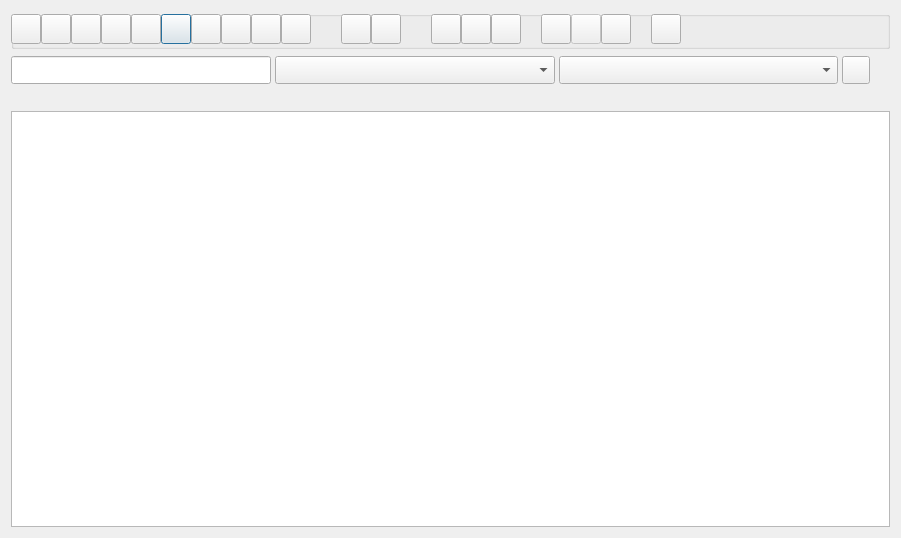
The window that src/GUI_UIs/ui_dialog_manage_files.ui (ccbogel/QualCoder) describes before a commit, drawn with Qt 5.
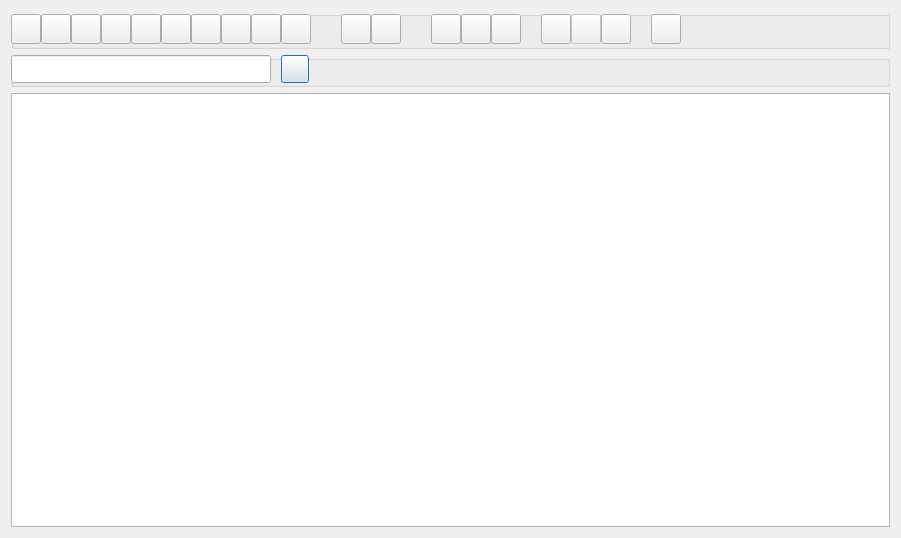
The same window after the commit.

What changed in the file:
```diff
--- a/src/GUI_UIs/ui_dialog_manage_files.ui
+++ b/src/GUI_UIs/ui_dialog_manage_files.ui
@@ -14,6 +14,85 @@
    <string>Files</string>
   </property>
   <layout class="QGridLayout" name="gridLayout">
+   <item row="3" column="0">
+    <widget class="QGroupBox" name="groupBox_2">
+     <property name="minimumSize">
+      <size>
+       <width>0</width>
+       <height>32</height>
+      </size>
+     </property>
+     <property name="title">
+      <string/>
+     </property>
+     <widget class="QLineEdit" name="lineEdit_search_files">
+      <property name="geometry">
+       <rect>
+        <x>0</x>
+        <y>0</y>
+        <width>260</width>
+        <height>28</height>
+       </rect>
+      </property>
+      <property name="minimumSize">
+       <size>
+        <width>180</width>
+        <height>28</height>
+       </size>
+      </property>
+      <property name="maximumSize">
+       <size>
+        <width>260</width>
+        <height>28</height>
+       </size>
+      </property>
+      <property name="toolTip">
+       <string>&lt;html&gt;&lt;head/&gt;&lt;body&gt;&lt;p&gt;File name filter&lt;/p&gt;&lt;/body&gt;&lt;/html&gt;</string>
+      </property>
+     </widget>
+     <widget class="QPushButton" name="pushButton_clear_filter">
+      <property name="geometry">
+       <rect>
+        <x>270</x>
+        <y>0</y>
+        <width>28</width>
+        <height>28</height>
+       </rect>
+      </property>
+      <property name="minimumSize">
+       <size>
+        <width>28</width>
+        <height>28</height>
+       </size>
+      </property>
+      <property name="maximumSize">
+       <size>
+        <width>28</width>
+        <height>28</height>
+       </size>
+      </property>
+      <property name="toolTip">
+       <string>Clear filter</string>
+      </property>
+      <property name="text">
+       <string/>
+      </property>
+     </widget>
+     <widget class="QLabel" name="label_file">
+      <property name="geometry">
+       <rect>
+        <x>310</x>
+        <y>0</y>
+        <width>551</width>
+        <height>28</height>
+       </rect>
+      </property>
+      <property name="text">
+       <string/>
+      </property>
+     </widget>
+    </widget>
+   </item>
    <item row="1" column="0">
     <widget class="QGroupBox" name="groupBox">
      <property name="minimumSize">
@@ -360,129 +439,9 @@
      </widget>
     </widget>
    </item>
-   <item row="2" column="0">
-    <widget class="QWidget" name="widget_filter" native="true">
-     <property name="minimumSize">
-      <size>
-       <width>0</width>
-       <height>30</height>
-      </size>
-     </property>
-     <property name="maximumSize">
-      <size>
-       <width>16777215</width>
-       <height>30</height>
-      </size>
-     </property>
-     <layout class="QHBoxLayout" name="horizontalLayout_filter">
-      <property name="spacing">
-       <number>4</number>
-      </property>
-      <property name="leftMargin">
-       <number>0</number>
-      </property>
-      <property name="topMargin">
-       <number>0</number>
-      </property>
-      <property name="rightMargin">
-       <number>0</number>
-      </property>
-      <property name="bottomMargin">
-       <number>0</number>
-      </property>
-      <item>
-       <widget class="QLineEdit" name="lineEdit_search_files">
-        <property name="minimumSize">
-         <size>
-          <width>180</width>
-          <height>28</height>
-         </size>
-        </property>
-        <property name="maximumSize">
-         <size>
-          <width>260</width>
-          <height>28</height>
-         </size>
-        </property>
-        <property name="toolTip">
-         <string>&lt;html&gt;&lt;head/&gt;&lt;body&gt;&lt;p&gt;File name filter&lt;/p&gt;&lt;/body&gt;&lt;/html&gt;</string>
-        </property>
-       </widget>
-      </item>
-      <item>
-       <widget class="QComboBox" name="comboBox_file_type">
-        <property name="minimumSize">
-         <size>
-          <width>200</width>
-          <height>28</height>
-         </size>
-        </property>
-        <property name="toolTip">
-         <string>&lt;html&gt;&lt;head/&gt;&lt;body&gt;&lt;p&gt;Filter by file type&lt;/p&gt;&lt;/body&gt;&lt;/html&gt;</string>
-        </property>
-       </widget>
-      </item>
-      <item>
-       <widget class="QComboBox" name="comboBox_file_ext">
-        <property name="minimumSize">
-         <size>
-          <width>200</width>
-          <height>28</height>
-         </size>
-        </property>
-        <property name="toolTip">
-         <string>&lt;html&gt;&lt;head/&gt;&lt;body&gt;&lt;p&gt;Filter by file extension&lt;/p&gt;&lt;/body&gt;&lt;/html&gt;</string>
-        </property>
-       </widget>
-      </item>
-      <item>
-       <widget class="QPushButton" name="pushButton_clear_filter">
-        <property name="minimumSize">
-         <size>
-          <width>28</width>
-          <height>28</height>
-         </size>
-        </property>
-        <property name="maximumSize">
-         <size>
-          <width>28</width>
-          <height>28</height>
-         </size>
-        </property>
-        <property name="toolTip">
-         <string>Clear filter</string>
-        </property>
-        <property name="text">
-         <string/>
-        </property>
-       </widget>
-      </item>
-      <item>
-       <spacer name="horizontalSpacer_filter">
-        <property name="orientation">
-         <enum>Qt::Vertical</enum>
-        </property>
-        <property name="sizeHint" stdset="0">
-         <size>
-          <width>20</width>
-          <height>20</height>
-         </size>
-        </property>
-       </spacer>
-      </item>
-     </layout>
-    </widget>
-   </item>
    <item row="4" column="0">
     <widget class="QTableWidget" name="tableWidget"/>
    </item>
-   <item row="3" column="0">
-    <widget class="QLabel" name="label_file">
-     <property name="text">
-      <string/>
-     </property>
-    </widget>
-   </item>
   </layout>
  </widget>
  <tabstops>
```
Left out of the diff: 2 changed lines with no effect on the pictures.
